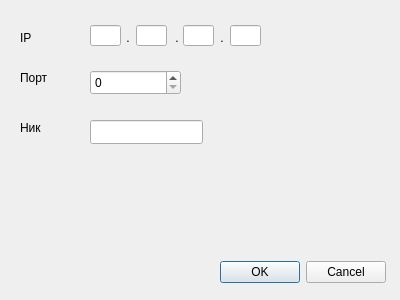
Razil131/crocodile_qt, file joindialog.ui: the form before one commit.
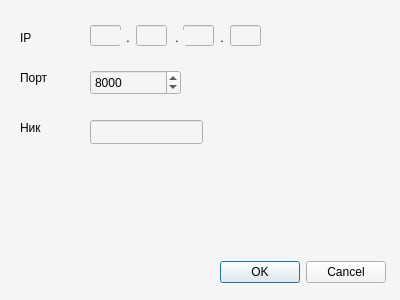
The form after the commit.

```diff
--- a/joindialog.ui
+++ b/joindialog.ui
@@ -1,7 +1,7 @@
 <?xml version="1.0" encoding="UTF-8"?>
 <ui version="4.0">
  <class>JoinDialog</class>
- <widget class="QWidget" name="JoinDialog">
+ <widget class="QDialog" name="JoinDialog">
   <property name="geometry">
    <rect>
     <x>0</x>
@@ -10,9 +10,25 @@
     <height>300</height>
    </rect>
   </property>
+  <property name="minimumSize">
+   <size>
+    <width>400</width>
+    <height>300</height>
+   </size>
+  </property>
+  <property name="maximumSize">
+   <size>
+    <width>400</width>
+    <height>300</height>
+   </size>
+  </property>
   <property name="windowTitle">
    <string>Form</string>
   </property>
+  <property name="styleSheet">
+   <string notr="true">background-color: #f5f5f5;
+color: black;</string>
+  </property>
   <widget class="QLabel" name="IpLabel">
    <property name="geometry">
     <rect>
@@ -48,8 +64,14 @@
      <height>25</height>
     </rect>
    </property>
+   <property name="minimum">
+    <number>1</number>
+   </property>
    <property name="maximum">
-    <number>65536</number>
+    <number>65535</number>
+   </property>
+   <property name="value">
+    <number>8000</number>
    </property>
   </widget>
   <widget class="QLineEdit" name="IPInput4">
```
Left out of the diff: 35 changed lines with no effect on the pictures.
